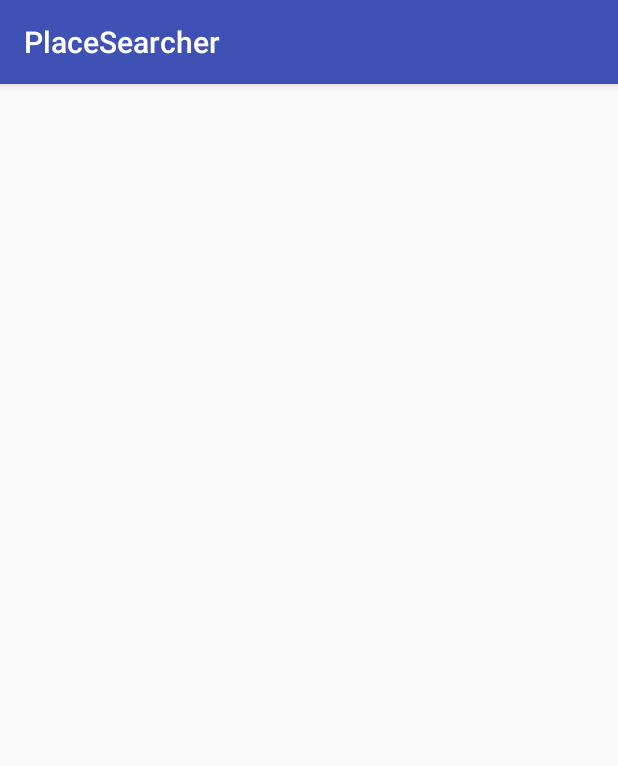
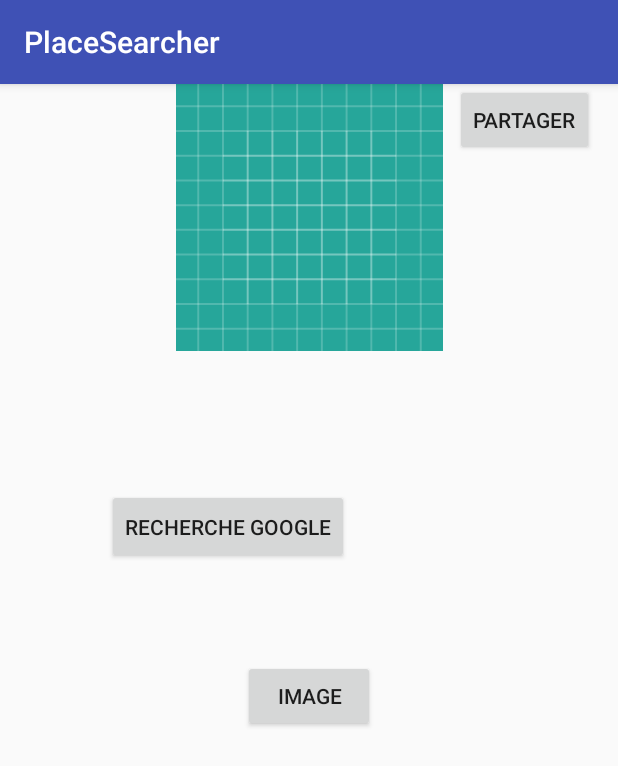
Before and after one commit to Nicolas-Paris/PlaceSearcher, an Android app: the PlaceActivity screen opened directly, with no data from a screen before it, on a phone screen of 412 x 824 dp. Shown: the top 766 px of the screen. Run offline under Robolectric (Android 15) with nearby library versions, the phone set to English and light mode, and no system bars; our stand-ins replace ButterKnife.

Commit message:
Appel d'application externe tel que google

```diff
--- a/app/src/main/java/org/miage/placesearcher/PlaceActivity.java
+++ b/app/src/main/java/org/miage/placesearcher/PlaceActivity.java
@@ -1,8 +1,17 @@
 package org.miage.placesearcher;
 
+import android.content.Intent;
+import android.graphics.Bitmap;
+import android.net.Uri;
 import android.os.Bundle;
+import android.provider.MediaStore;
 import android.support.v7.app.AppCompatActivity;
+import android.widget.Button;
+import android.widget.ImageView;
+import android.widget.Switch;
 import android.widget.TextView;
+
+import java.io.IOException;
 
 import butterknife.BindView;
 import butterknife.ButterKnife;
@@ -14,8 +23,24 @@ import butterknife.OnClick;
 
 public class PlaceActivity extends AppCompatActivity {
 
+    private int PHOTO = 1;
+
     @BindView(R.id.textView)
     TextView textView;
+
+    @BindView(R.id.google)
+    Button boutonGoogle;
+
+    @BindView(R.id.send)
+    Button boutonPartage;
+
+    @BindView(R.id.images)
+    Button boutonImage;
+
+    @BindView(R.id.imageView)
+    ImageView image;
+
+    String pNamePlace;
 
     @Override
     protected void onCreate(Bundle savedInstanceState) {
@@ -23,11 +48,53 @@ public class PlaceActivity extends AppCompatActivity {
         setContentView(R.layout.place_activity);
         ButterKnife.bind(this);
 
-        textView.setText(getIntent().getStringExtra("street"));
+        pNamePlace = getIntent().getStringExtra("street");
+
+        textView.setText(pNamePlace);
     }
 
     @OnClick(R.id.textView)
     public void clickedOnTextField() {
         PlaceActivity.this.finish();
     }
+
+    @OnClick(R.id.google)
+    public void clickedOnButton() {
+        Uri uri = Uri.parse("https://www.google.fr/search?q=" + pNamePlace);
+        Intent launcherBrowser = new Intent(Intent.ACTION_VIEW, uri);
+        startActivity(launcherBrowser);
+    }
+
+    @OnClick(R.id.send)
+    public void clickedPartage() {
+        Intent sendIntent = new Intent();
+        sendIntent.setAction(Intent.ACTION_SEND);
+        sendIntent.putExtra(Intent.EXTRA_TEXT, pNamePlace);
+        sendIntent.setType("text/plain");
+        startActivity(sendIntent);
+    }
+
+    @OnClick(R.id.images)
+    public void clickedImage() {
+        Intent photoIntent = new Intent(Intent.ACTION_PICK);
+        photoIntent.setType("image/*");
+        startActivityForResult(photoIntent, PHOTO);
+    }
+
+    @Override
+    protected void onActivityResult(int requestCode, int resultCode, Intent data) {
+        super.onActivityResult(requestCode, resultCode, data);
+
+        if(requestCode == PHOTO) {
+            if (resultCode == RESULT_OK) {
+                Uri selectedImage = data.getData();
+                try {
+                    Bitmap bitmap = MediaStore.Images.Media.getBitmap(getContentResolver(), selectedImage);
+                    image.setImageBitmap(bitmap);
+                } catch (IOException e) {
+                    e.printStackTrace();
+                }
+            }
+        }
+    }
 }
--- a/app/src/main/res/layout/place_activity.xml
+++ b/app/src/main/res/layout/place_activity.xml
@@ -10,13 +10,59 @@
         android:id="@+id/textView"
         android:layout_width="wrap_content"
         android:layout_height="wrap_content"
+        android:layout_marginEnd="8dp"
+        android:layout_marginStart="8dp"
+        android:layout_marginTop="8dp"
+        android:text="Hello world"
+        app:layout_constraintEnd_toEndOf="parent"
+        app:layout_constraintStart_toStartOf="parent"
+        app:layout_constraintTop_toBottomOf="@+id/imageView" />
+
+    <Button
+        android:id="@+id/google"
+        android:layout_width="wrap_content"
+        android:layout_height="50dp"
         android:layout_marginBottom="8dp"
         android:layout_marginEnd="8dp"
         android:layout_marginStart="8dp"
         android:layout_marginTop="8dp"
-        android:text="Hello world"
+        android:text="Recherche GOOGLE"
+        app:layout_constraintBottom_toTopOf="@+id/images"
+        app:layout_constraintEnd_toStartOf="@+id/send"
+        app:layout_constraintStart_toStartOf="parent"
+        app:layout_constraintTop_toBottomOf="@+id/textView" />
+
+    <Button
+        android:id="@+id/send"
+        android:layout_width="wrap_content"
+        android:layout_height="wrap_content"
+        android:layout_marginEnd="16dp"
+        android:text="Partager"
+        app:layout_constraintEnd_toEndOf="parent"
+        tools:layout_editor_absoluteY="285dp" />
+
+    <Button
+        android:id="@+id/images"
+        android:layout_width="wrap_content"
+        android:layout_height="wrap_content"
+        android:layout_marginBottom="8dp"
+        android:layout_marginEnd="8dp"
+        android:layout_marginStart="8dp"
+        android:layout_marginTop="8dp"
+        android:text="Image"
         app:layout_constraintBottom_toBottomOf="parent"
         app:layout_constraintEnd_toEndOf="parent"
         app:layout_constraintStart_toStartOf="parent"
-        app:layout_constraintTop_toTopOf="parent" />
+        app:layout_constraintTop_toBottomOf="@+id/send" />
+
+    <ImageView
+        android:id="@+id/imageView"
+        android:layout_width="178dp"
+        android:layout_height="178dp"
+        android:layout_marginEnd="8dp"
+        android:layout_marginStart="8dp"
+        app:layout_constraintEnd_toEndOf="parent"
+        app:layout_constraintStart_toStartOf="parent"
+        app:srcCompat="@drawable/ic_launcher_background"
+        tools:layout_editor_absoluteY="16dp" />
 </android.support.constraint.ConstraintLayout>
```
